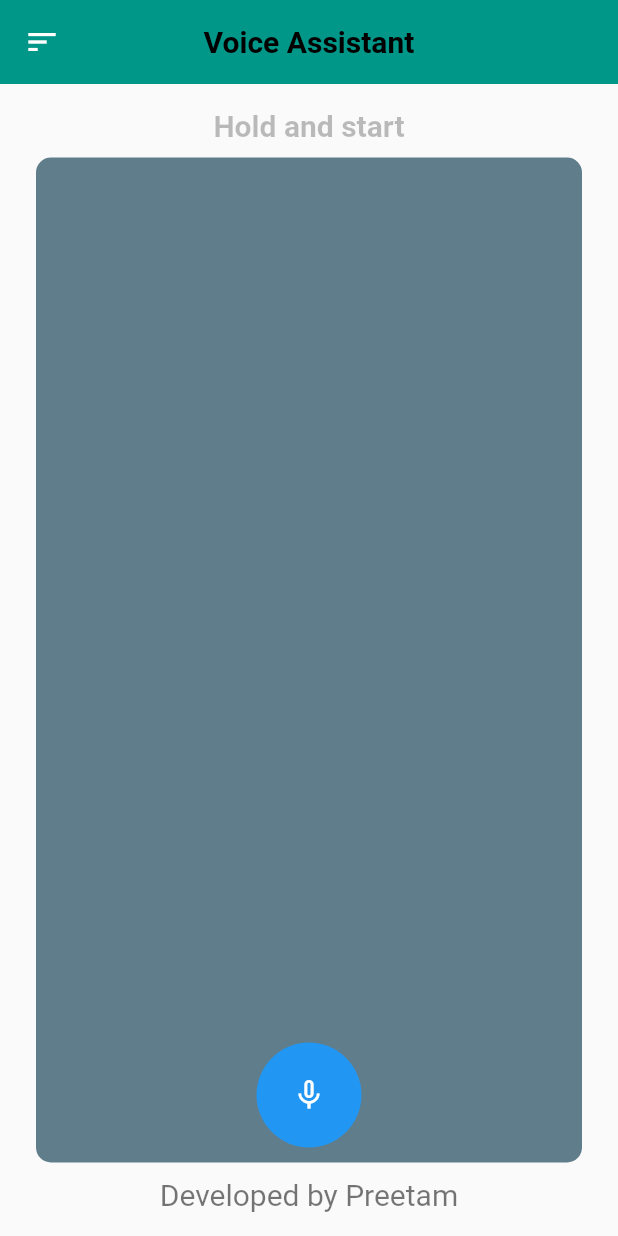
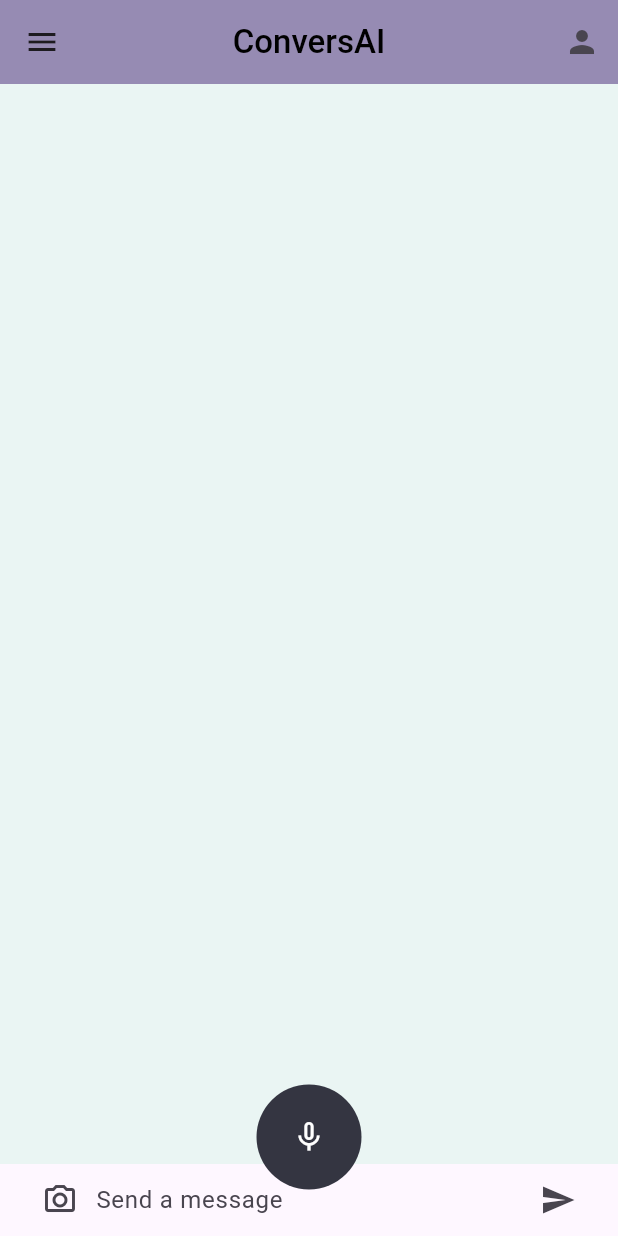
Before and after one commit to preetam1407/Voice-Assistant-App, a Flutter app: the screen it shows after launch, on a phone screen of 412 x 824 dp. Run offline on Flutter 3.47's test engine with Material 2 defaults, Android fonts, the phone set to English and light mode, and no system bars; drawn by our look-alikes of avatar_glow; our stand-ins replace speech_to_text, velocity_x.

Commit message:
updated Home_Screen.dart

```diff
--- a/lib/Home_screen.dart
+++ b/lib/Home_screen.dart
@@ -1,50 +1,88 @@
 import 'package:avatar_glow/avatar_glow.dart';
 import 'package:flutter/material.dart';
 import 'package:speech_to_text/speech_to_text.dart';
+import 'package:velocity_x/velocity_x.dart';
 import 'package:voice_assistant_app/api_services.dart';
 import 'package:voice_assistant_app/chat_model.dart';
+import 'package:voice_assistant_app/ui.dart';
 
 class HomeScreen extends StatefulWidget {
-  const HomeScreen({super.key});
+  const HomeScreen({Key? key}) : super(key: key);
 
   @override
   State<HomeScreen> createState() => _HomeScreenState();
 }
 
 class _HomeScreenState extends State<HomeScreen> {
-  SpeechToText speechToText = SpeechToText();
 
-  var text = "Hold and start";
-  var controlbutton = false;
+  final TextEditingController controller = TextEditingController();
+  final SpeechToText speechToText = SpeechToText();
+  var text = "";
+  var microphone = false;
 
   final List<ChatMessage> messages = [];
+  var scrollController  = ScrollController();
+  void scrollmethod(){
+    scrollController.animateTo(scrollController.position.maxScrollExtent,
+    duration: const Duration(milliseconds: 300), curve: Curves.easeOut);
+  }
 
-  var scrollController  = ScrollController();
+  // send text and voice widget.
+  Widget _buildtextcomposer(){
+    return Row(
+      children: [
+          IconButton(onPressed: (){
+          // do something
+        },
+        icon: const Icon(Icons.camera_alt_outlined),
+        ),
 
-  scrollmethod(){
-    scrollController.animateTo(scrollController.position.maxScrollExtent,
-    duration: const Duration(milliseconds: 3), curve: Curves.easeOut);
+          Expanded(
+          child: TextField(
+            decoration: const InputDecoration.collapsed(hintText: "Send a message"),
+            controller: TextEditingController(text: text),
+
+          ),
+        ),
+
+        IconButton(onPressed: (){
+          // do something
+        },
+        icon: const Icon(Icons.send),
+        ),
+      ],
+    ).px16();
   }
+
+
 
   @override
   Widget build(BuildContext context) {
+    // if (speechToText.isAvailable) {
+    //   return Text('Speech recognition is available');
+    // }
+    // else {
+    //   print('Speech recognition not availthis device');
+    // }
+
     return Scaffold(
       floatingActionButtonLocation: FloatingActionButtonLocation.centerFloat,
       floatingActionButton: AvatarGlow(
-        endRadius: 78.0,
-        animate: controlbutton,
+        endRadius: 50.0,
+        animate: microphone,
         duration: const Duration(milliseconds: 2000),
         glowColor: Colors.teal,
         repeat: true,
         repeatPauseDuration: const Duration(milliseconds: 100),
         showTwoGlows: true,
+
         child: GestureDetector(
           onTapDown: (details) async {
-            if(!controlbutton){
+            if(!microphone){
               var pressed = await speechToText.initialize();
               if(pressed){
                 setState(() {
-                  controlbutton = true;
+                  microphone = true;
                   speechToText.listen(
                     onResult: (result) {
                       setState(() {
@@ -58,7 +96,7 @@
           },
           onTapUp: (details) async {
             setState(() {
-              controlbutton = false;
+              microphone = false;
             });
             speechToText.stop();
 
@@ -69,69 +107,105 @@
               messages.add(ChatMessage(text: message, type: ChatMessagetype.bot));
             });
           },
+
+
+
           child: CircleAvatar
-          (backgroundColor: Colors.blue,
+          (backgroundColor: responsebackgroundColor,
           radius: 35,
-          child: Icon(controlbutton? Icons.mic: Icons.mic_none, color: Colors.white,),
+          child: Icon(microphone? Icons.mic: Icons.mic_none, color: Colors.white,),
           ),
         ),
       ),
+
+
       appBar: AppBar(
-        leading: const Icon(Icons.sort_sharp, color: Colors.white),
+        leading: IconButton(
+          onPressed: () {},
+          icon: const Icon(Icons.menu),
+        ),
         centerTitle: true,
-        backgroundColor: Colors.teal,
+        backgroundColor: const Color.fromARGB(255, 150, 139, 179),
         elevation: 0.0,
         title: const Text(
-          "Voice Assistant",
+          "ConversAI",
           style: TextStyle(
-            fontWeight: FontWeight.w700,
+            fontWeight: FontWeight.w500,
             color:Colors.black,
           ),
         ),
+        actions: [
+          IconButton(onPressed: (){
+              // do
+          },
+          icon: const Icon(Icons.person),
+          )
+        ],
       ),
-      body: Container(
+
+      body: SafeArea(
+        child: Column(
+          children: [
+            Flexible(child: ListView.builder(
+              itemBuilder: (context, index){
+                return Container(
+                  height: 100,
+                  color: Color.fromARGB(255, 234, 245, 243),
+                );
+            },
+            )),
+          Container(
+            decoration: BoxDecoration(
+              color: context.cardColor,
+            ),
+            child: _buildtextcomposer(),
+          )
+        ],
+        ),
+      ));
+      // Container(
+      //     // padding: const EdgeInsets.symmetric(horizontal: 24, vertical: 16),
+
+      //     child: Column(
+      //       children:[
+      //         Text(
+      //       text,
+      //       style: TextStyle(fontSize: 20, color: microphone? Colors.black87:Colors.black26, fontWeight: FontWeight.w700),
+      //     ),
+      //     const SizedBox(height: 10),
+      //     Expanded(
+      //       child: Container(
+      //         decoration: BoxDecoration(
+      //           color: Colors.blueGrey,
+      //           borderRadius: BorderRadius.circular(10),
+      //         ),
+      //         child: ListView.builder(
+      //           physics: const BouncingScrollPhysics(),
+      //           controller: scrollController,
+      //           shrinkWrap: true,
+      //           itemCount: messages.length,
+      //           itemBuilder: (BuildContext context, int index) {
+      //             var chat = messages[index];
+
+      //             return chatbubble(
+      //               chattext: chat.text,
+      //               type: chat.type
+      //             );
+      //           },
+      //         ),
+      //       )),
 
 
-          padding: const EdgeInsets.symmetric(horizontal: 24, vertical: 16),
 
-          child: Column(
-            children:[
-              Text(
-            text,
-            style: TextStyle(fontSize: 20, color: controlbutton? Colors.black87:Colors.black26, fontWeight: FontWeight.w700),
-          ),
-          const SizedBox(height: 10),
-          Expanded(
-            child: Container(
-              decoration: BoxDecoration(
-                color: Colors.blueGrey,
-                borderRadius: BorderRadius.circular(10),
-              ),
-              child: ListView.builder(
-                physics: const BouncingScrollPhysics(),
-                controller: scrollController,
-                shrinkWrap: true,
-                itemCount: messages.length,
-                itemBuilder: (BuildContext context, int index) {
-                  var chat = messages[index];
-
-                  return chatbubble(
-                    chattext: chat.text,
-                    type: chat.type
-                  );
-                },
-              ),
-            )),
-
-          const SizedBox(height: 10),
-          const Text(
-            "Developed by Preetam",
-            style: TextStyle(fontSize: 20, color:Colors.black54, fontWeight: FontWeight.w400),
-          ),
-          ],
-          ),
-          ),
-        );
+        //   const SizedBox(height: 10),
+        //   // const Text(
+        //   //   "Developed by Preetam",
+        //   //   style: TextStyle(fontSize: 20, color:Colors.black54, fontWeight: FontWeight.w400),
+        //   // ),
+        //   ],
+        //   ),
+        //   ),
+        // );
   }
 
   Widget chatbubble({required chattext, required ChatMessagetype? type}){
@@ -140,28 +214,29 @@
       crossAxisAlignment: CrossAxisAlignment.start,
       children: [
         CircleAvatar(
+
           backgroundColor: Colors.teal,
           child: type == ChatMessagetype.bot
           ? const Icon(Icons.radar_rounded, color: Colors.white)
           : const Icon(Icons.person, color: Colors.white),
-          // Image.asset('assets/ChatGPT_logo.png')
+          // Image.asset('assets\chat_logo.png')
         ),
         const SizedBox(width: 12),
         Expanded
         (
           child: Container(
-            padding: const EdgeInsets.all(12),
-            margin: const EdgeInsets.only(bottom: 8),
+            padding: const EdgeInsets.all(14),
+            margin: const EdgeInsets.only(bottom: 12),
             decoration: BoxDecoration(
-              color: type == ChatMessagetype.bot?  Colors.blueAccent:Colors.white,
+              color: type == ChatMessagetype.bot? responsebackgroundColor:Colors.white,
               borderRadius: const BorderRadius.only(topRight: Radius.circular(12), bottomRight: Radius.circular(12)),
                     ),
                     child: Text(
                       "$chattext",
                       style: TextStyle(
-                        color:type == ChatMessagetype.bot?  Colors.teal:Colors.black,
+                        color:type == ChatMessagetype.bot?  Colors.white:Colors.black,
                         fontSize: 15,
-                        fontWeight: type == ChatMessagetype.bot? FontWeight.w700: FontWeight.w400,
+                        fontWeight: type == ChatMessagetype.bot? FontWeight.w500: FontWeight.w300,
                         )
                     ),
           ),
--- a/lib/api_services.dart
+++ b/lib/api_services.dart
@@ -29,7 +29,7 @@
   );
 
   if(response.statusCode == 200){
-    var data = jsonDecode(response.body.toString());
+    var data = await jsonDecode(response.body.toString());
     var msg = data['choices'][0]['text'];
     return msg;
   }
--- a/lib/main.dart
+++ b/lib/main.dart
@@ -19,6 +19,7 @@
       title: 'Speech to text',
       theme: ThemeData(
         primarySwatch: Colors.blue,
+        useMaterial3: true,
       ),
     );
   }
--- a/lib/ui.dart
+++ b/lib/ui.dart
@@ -0,0 +1,4 @@
+import 'package:flutter/material.dart';
+
+Color responsebackgroundColor = const Color(0xFF343541);
+Color cardColor = const Color(0xFF444654);
```
Also changed, not shown: pubspec.yaml (+8 -1 lines), assets/chat_logo.png (added), pubspec.lock, 2 other files.
